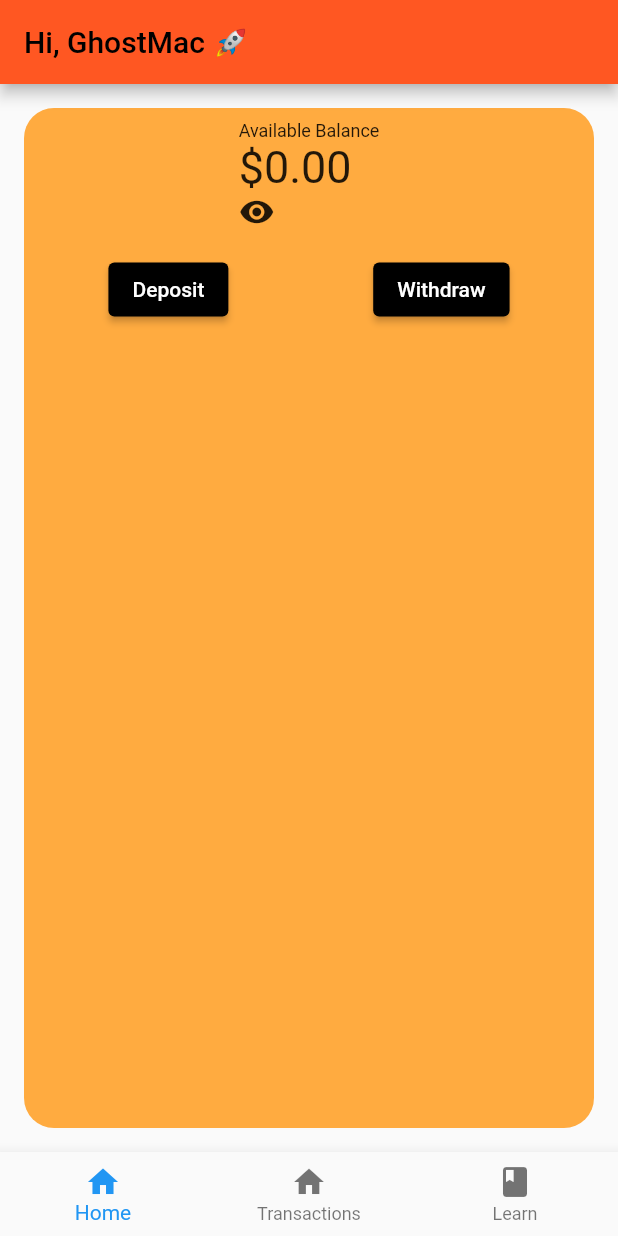
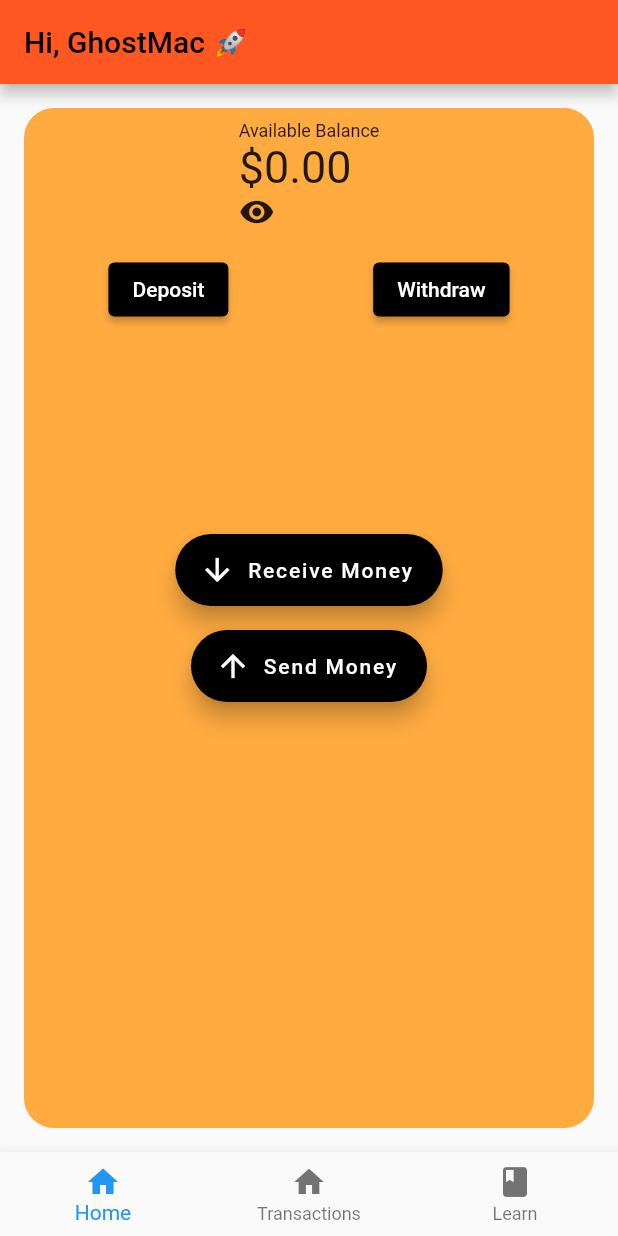
Before and after one commit to theghostmac/flyio, a Flutter app: the screen it shows after launch, on a phone screen of 412 x 824 dp. Run offline on Flutter 3.47's test engine with Material 2 defaults, Android fonts, the phone set to English and light mode, and no system bars.

Commit message:
added floating action buttons for sending and receiveing

```diff
--- a/lib/screens/dashboard.dart
+++ b/lib/screens/dashboard.dart
@@ -31,8 +31,24 @@ class Dashboard extends StatelessWidget {
         ],
       ),
       floatingActionButton: Column(
-
+        mainAxisAlignment: MainAxisAlignment.end,
+        children: [
+          FloatingActionButton.extended(
+              onPressed: () {}, // TODO: Handle Receive Money button press
+              label: const Text('Receive Money'),
+            backgroundColor: Colors.black,
+            icon: const Icon(Icons.arrow_downward),
+          ),
+          const SizedBox(height: 16),
+          FloatingActionButton.extended(
+            onPressed: () {}, // TODO: Handle Send Money button press
+            label: const Text('Send Money'),
+            backgroundColor: Colors.black,
+            icon: const Icon(Icons.arrow_upward),
+          ),
+        ],
       ),
+      floatingActionButtonLocation: FloatingActionButtonLocation.miniCenterTop,
     );
   }
 }
```
